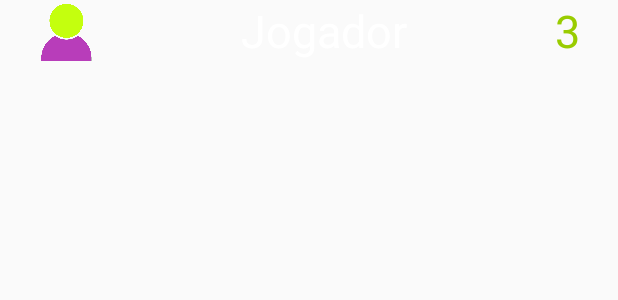
After one commit to alexpfragoso/GameScore, an Android app: the layout item_lista_jogadores.xml on its own in the app's theme, with its tools: preview values and no code run, on a phone screen of 412 x 824 dp. The commit adds this screen. Shown: the top 300 px of the screen. Run offline under Robolectric (Android 15) with nearby library versions, the light colour scheme and no system bars.

Commit message:
commit após criação da função de add novo jogador

```diff
--- /dev/null
+++ b/app/src/main/res/layout/item_lista_jogadores.xml
@@ -0,0 +1,35 @@
+<?xml version="1.0" encoding="utf-8"?>
+<LinearLayout xmlns:android="http://schemas.android.com/apk/res/android"
+    xmlns:app="http://schemas.android.com/apk/res-auto"
+    android:orientation="horizontal"
+    android:layout_width="match_parent"
+    android:layout_height="wrap_content"
+    android:weightSum="1">
+
+    <ImageView
+        android:id="@+id/imageView2"
+        android:layout_width="wrap_content"
+        android:layout_height="match_parent"
+        android:layout_weight="1"
+        app:srcCompat="@drawable/jogador_icone" />
+
+    <TextView
+        android:id="@+id/tv_nome_jogador"
+        android:layout_width="255dp"
+        android:layout_height="wrap_content"
+        android:text="Jogador"
+        android:textAlignment="center"
+        android:textColor="@android:color/background_light"
+        android:textSize="30sp" />
+
+    <TextView
+        android:id="@+id/tv_pontuacao_jogador"
+        android:layout_width="68dp"
+        android:layout_height="match_parent"
+        android:layout_weight="0.02"
+        android:text="3"
+        android:textAlignment="center"
+        android:textColor="@android:color/holo_green_light"
+        android:textSize="30sp" />
+
+</LinearLayout>
```
Also changed, not shown: app/src/main/AndroidManifest.xml (+5 -2 lines), app/src/main/java/br/edu/ifspsaocarlos/sdm/gamescore/adapter/JogadorArrayAdapter.java (added, +63 -0 lines), app/src/main/java/br/edu/ifspsaocarlos/sdm/gamescore/model/Jogador.java (added, +62 -0 lines), app/src/main/java/br/edu/ifspsaocarlos/sdm/gamescore/view/RankingActivity.java (+37 -1 lines), app/src/main/res/menu/menu.xml (added, +20 -0 lines), app/src/main/res/drawable/add_jogador.png (added), app/src/main/res/drawable/jogador_icone.png (added), app/src/main/res/drawable/remover_jogador.png (added).
